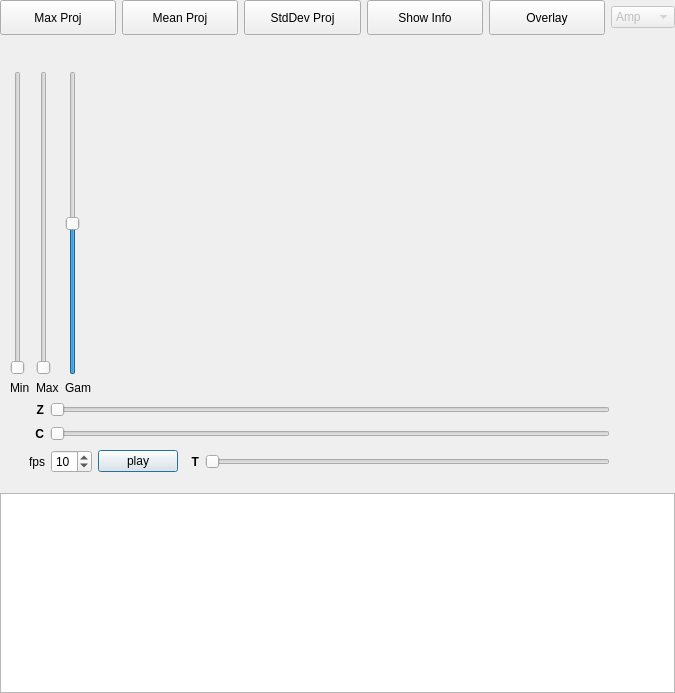
tlambert03/LLSpy, file llspy/gui/img_window.ui: the form before one commit.
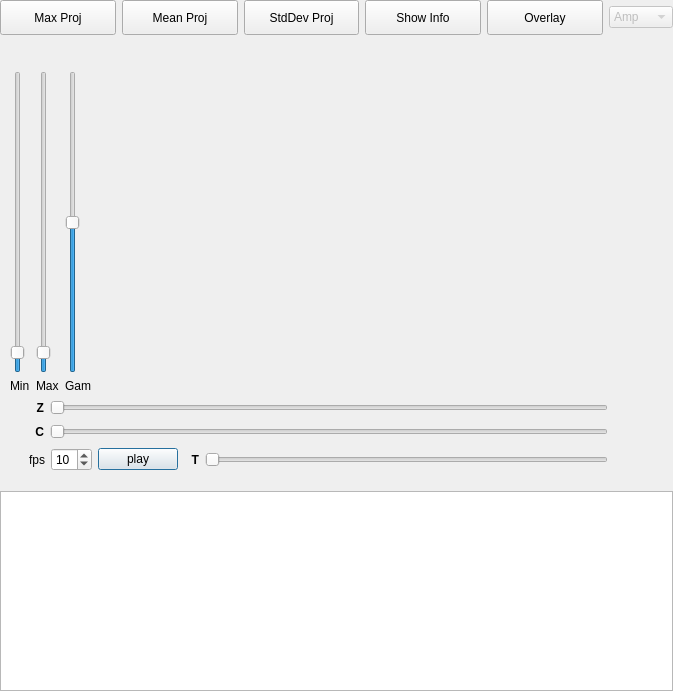
The form after the commit.

Commit message: Added features a) min, max sliders now work for arbitrary intensity range; b) selecting a different complex attrib would reset the data range (but still use the curren min-to-max scaling); and c) min slider would never get over max slider and max slider would never get below min slider.

Patch:
```diff
--- a/llspy/gui/img_window.ui
+++ b/llspy/gui/img_window.ui
@@ -6,8 +6,8 @@
    <rect>
     <x>0</x>
     <y>0</y>
-    <width>675</width>
-    <height>693</height>
+    <width>673</width>
+    <height>691</height>
    </rect>
   </property>
   <property name="font">
@@ -259,6 +259,12 @@
          </property>
          <item>
           <widget class="QSlider" name="minSlider">
+           <property name="minimum">
+            <number>-5</number>
+           </property>
+           <property name="maximum">
+            <number>104</number>
+           </property>
            <property name="orientation">
             <enum>Qt::Vertical</enum>
            </property>
@@ -277,6 +283,12 @@
         <layout class="QVBoxLayout" name="verticalLayout_3">
          <item>
           <widget class="QSlider" name="maxSlider">
+           <property name="minimum">
+            <number>-5</number>
+           </property>
+           <property name="maximum">
+            <number>104</number>
+           </property>
            <property name="orientation">
             <enum>Qt::Vertical</enum>
            </property>
```
The commit also changes 2 other files.
